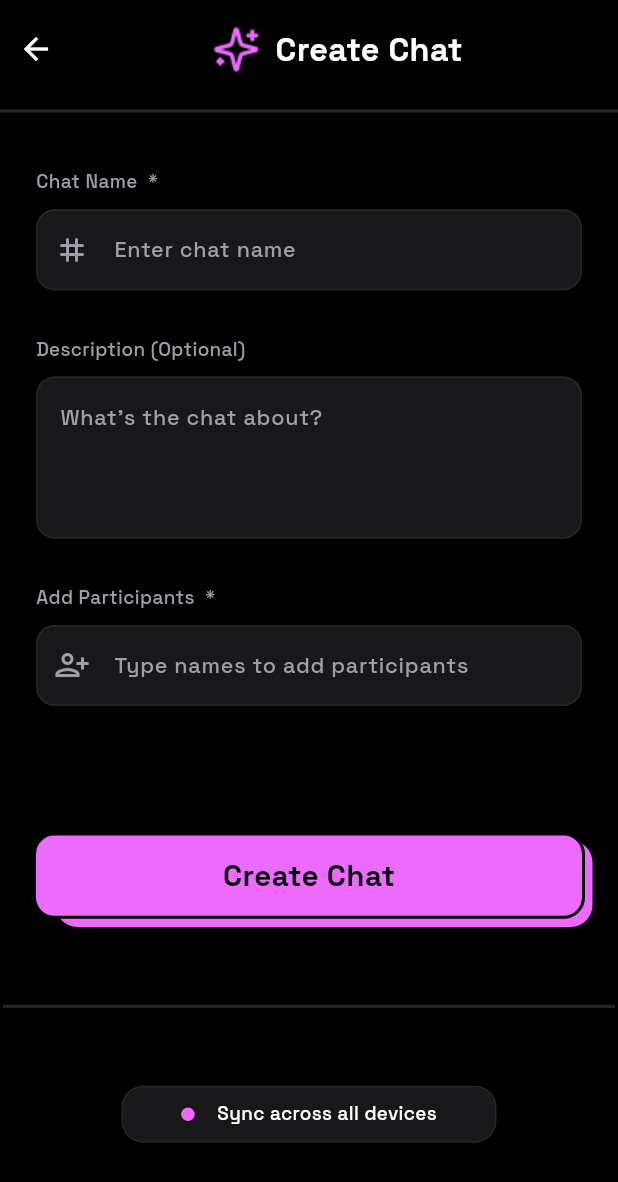
After one commit to Fizzzle/collabix, a Flutter app: the CreateChatScreen screen opened directly, on a phone screen of 412 x 824 dp. The commit adds this screen. Shown: the top 1182 px of the screen. Run offline on Flutter 3.47's test engine with Material 3 defaults, Android fonts, the phone set to English and light mode, and no system bars; our stand-ins replace bloc, cloud_firestore, firebase_auth, firebase_core, flutter_bloc, flutter_screenutil and 2 more; accounts and stored records are empty.

Commit message:
Feat: Create Chat Screen + bloc (need to finish user selector

```diff
--- a/lib/app/app.dart
+++ b/lib/app/app.dart
@@ -1,26 +1,55 @@
+import 'package:cloud_firestore/cloud_firestore.dart';
+import 'package:collabix/features/create_chat/bloc/create_chat_bloc.dart';
+import 'package:collabix/features/create_chat/data/datasource/create_chat_remote_datasource.dart';
+import 'package:collabix/features/create_chat/data/repository/create_chat_repository_impl.dart';
+import 'package:collabix/features/create_chat/domain/usecase/create_chat_use_case.dart';
 import 'package:collabix/features/home/presentation/home_screen.dart';
 import 'package:collabix/features/login/presentation/login_screen.dart';
 import 'package:firebase_auth/firebase_auth.dart';
 import 'package:flutter/material.dart';
+import 'package:flutter_bloc/flutter_bloc.dart';
 import 'package:flutter_screenutil/flutter_screenutil.dart';
 
-/// Entry point of the application
 class App extends StatelessWidget {
-  /// Constructor
   const App({super.key});
 
   @override
   Widget build(BuildContext context) {
+    final firestore = FirebaseFirestore.instance;
+    final createChatRemote = ChatCreationRemoteDataSourceImpl(firestore);
+    final createChatRepository = CreateChatRepositoryImpl(createChatRemote);
+    final createChatUseCase = CreateChatUseCase(createChatRepository);
+
     return ScreenUtilInit(
       designSize: const Size(412, 917),
       minTextAdapt: true,
       splitScreenMode: true,
       builder: (_, __) {
-        return MaterialApp(
+        return MultiBlocProvider(
+          providers: [
+            // Для остальных блоков
+            BlocProvider<CreateChatBloc>(
+              create: (_) => CreateChatBloc(createChatUseCase),
+            ),
+          ],
+          child: MaterialApp(
             title: 'Collabix',
             debugShowCheckedModeBanner: false,
             theme: ThemeData(useMaterial3: true),
-          home: StreamBuilder<User?>(
+            home: const _AuthGate(),
+          ),
+        );
+      },
+    );
+  }
+}
+
+class _AuthGate extends StatelessWidget {
+  const _AuthGate();
+
+  @override
+  Widget build(BuildContext context) {
+    return StreamBuilder<User?>(
       stream: FirebaseAuth.instance.authStateChanges(),
       builder: (context, snapshot) {
         if (snapshot.connectionState == ConnectionState.waiting) {
@@ -29,16 +58,12 @@ class App extends StatelessWidget {
           );
         }
 
-              final user = snapshot.data;
-              if (user != null) {
+        if (snapshot.hasData) {
           return const HomeScreen();
         }
 
         return const LoginScreen();
       },
-          ),
-        );
-      },
     );
   }
 }
--- /dev/null
+++ b/lib/features/create_chat/bloc/create_chat_bloc.dart
@@ -0,0 +1,32 @@
+import 'package:bloc/bloc.dart';
+import 'package:collabix/features/create_chat/domain/entity/create_chat_entity.dart';
+import 'package:collabix/features/create_chat/domain/usecase/create_chat_use_case.dart';
+import 'package:meta/meta.dart';
+
+part 'create_chat_event.dart';
+part 'create_chat_state.dart';
+
+class CreateChatBloc extends Bloc<CreateChatEvent, CreateChatState> {
+  final CreateChatUseCase createChatUseCase;
+
+  CreateChatBloc(this.createChatUseCase) : super(CreateChatInitial()) {
+    on<CreateChatRequestedEvent>(_onCreateChat);
+  }
+
+  Future<void> _onCreateChat(
+    CreateChatRequestedEvent event,
+    Emitter<CreateChatState> emit,
+  ) async {
+    emit(CreateChatLoading());
+    try {
+      final chat = await createChatUseCase(
+        chatName: event.chatName,
+        chatDescription: event.chatDescription ?? '',
+        participants: event.participants,
+      );
+      emit(CreateChatSuccess(chat: chat));
+    } catch (e) {
+      emit(CreateChatFailure(error: e.toString()));
+    }
+  }
+}
--- /dev/null
+++ b/lib/features/create_chat/bloc/create_chat_event.dart
@@ -0,0 +1,16 @@
+part of 'create_chat_bloc.dart';
+
+@immutable
+sealed class CreateChatEvent {}
+
+final class CreateChatRequestedEvent extends CreateChatEvent {
+  final String chatName;
+  final String? chatDescription;
+  final List<String> participants;
+
+  CreateChatRequestedEvent({
+    required this.chatName,
+    required this.chatDescription,
+    required this.participants,
+  });
+}
--- /dev/null
+++ b/lib/features/create_chat/bloc/create_chat_state.dart
@@ -0,0 +1,19 @@
+part of 'create_chat_bloc.dart';
+
+@immutable
+sealed class CreateChatState {}
+
+final class CreateChatInitial extends CreateChatState {}
+
+final class CreateChatLoading extends CreateChatState {}
+
+final class CreateChatSuccess extends CreateChatState {
+  final CreateChatEntity chat;
+
+  CreateChatSuccess({required this.chat});
+}
+
+final class CreateChatFailure extends CreateChatState {
+  final String error;
+  CreateChatFailure({required this.error});
+}
--- /dev/null
+++ b/lib/features/create_chat/data/datasource/create_chat_remote_datasource.dart
@@ -0,0 +1,37 @@
+import 'package:cloud_firestore/cloud_firestore.dart';
+import 'package:collabix/features/create_chat/data/model/create_chat_model.dart';
+
+abstract class CreateChatRemoteDataSource {
+  Future<CreateChatModel> createChat(
+    String chatName,
+    String chatDescription,
+    List<String> participants,
+  );
+}
+
+class ChatCreationRemoteDataSourceImpl implements CreateChatRemoteDataSource {
+  final FirebaseFirestore firestore;
+
+  ChatCreationRemoteDataSourceImpl(this.firestore);
+
+  @override
+  Future<CreateChatModel> createChat(
+    String chatName,
+    String chatDescription,
+    List<String> participants,
+  ) async {
+    final doc = firestore.collection('chats').doc();
+
+    final chat = CreateChatModel(
+      id: doc.id,
+      chatName: chatName,
+      chatDescription: chatDescription,
+      participants: participants,
+      createdAt: DateTime.now(),
+    );
+
+    await doc.set(chat.toJson());
+
+    return chat;
+  }
+}
--- /dev/null
+++ b/lib/features/create_chat/data/model/create_chat_model.dart
@@ -0,0 +1,30 @@
+import 'package:collabix/features/create_chat/domain/entity/create_chat_entity.dart';
+
+class CreateChatModel extends CreateChatEntity {
+  CreateChatModel({
+    required super.id,
+    required super.chatName,
+    required super.chatDescription,
+    required super.participants,
+    required super.createdAt,
+  });
+
+  factory CreateChatModel.fromJson(Map<String, dynamic> json) {
+    return CreateChatModel(
+      id: json['id'],
+      chatName: json['chatName'],
+      chatDescription: json['chatDescription'],
+      participants: json['participants'],
+      createdAt: json['createdAt'],
+    );
+  }
+  Map<String, dynamic> toJson() {
+    return {
+      'id': id,
+      'chatName': chatName,
+      'chatDescription': chatDescription,
+      'participants': participants,
+      'createdAt': createdAt,
+    };
+  }
+}
--- /dev/null
+++ b/lib/features/create_chat/data/repository/create_chat_repository_impl.dart
@@ -0,0 +1,24 @@
+import 'package:collabix/features/create_chat/data/datasource/create_chat_remote_datasource.dart';
+import 'package:collabix/features/create_chat/domain/entity/create_chat_entity.dart';
+import 'package:collabix/features/create_chat/domain/repo/create_chat_repository.dart';
+
+class CreateChatRepositoryImpl implements CreateChatRepository {
+  final CreateChatRemoteDataSource remote;
+
+  CreateChatRepositoryImpl(this.remote);
+
+  @override
+  Future<CreateChatEntity> createChat(
+    String chatName,
+    String chatDescription,
+    List<String> participants,
+  ) async {
+    final chatModel = await remote.createChat(
+      chatName,
+      chatDescription,
+      participants,
+    );
+
+    return chatModel;
+  }
+}
--- /dev/null
+++ b/lib/features/create_chat/domain/entity/create_chat_entity.dart
@@ -0,0 +1,15 @@
+abstract class CreateChatEntity {
+  final String id;
+  final String chatName;
+  final String chatDescription;
+  final List<String> participants;
+  final DateTime createdAt;
+
+  CreateChatEntity({
+    required this.id,
+    required this.chatName,
+    required this.chatDescription,
+    required this.participants,
+    required this.createdAt,
+  });
+}
--- /dev/null
+++ b/lib/features/create_chat/domain/repo/create_chat_repository.dart
@@ -0,0 +1,9 @@
+import 'package:collabix/features/create_chat/domain/entity/create_chat_entity.dart';
+
+abstract class CreateChatRepository {
+  Future<CreateChatEntity> createChat(
+    String chatName,
+    String chatDescription,
+    List<String> participants,
+  );
+}
--- /dev/null
+++ b/lib/features/create_chat/domain/usecase/create_chat_use_case.dart
@@ -0,0 +1,16 @@
+import 'package:collabix/features/create_chat/domain/entity/create_chat_entity.dart';
+import 'package:collabix/features/create_chat/domain/repo/create_chat_repository.dart';
+
+class CreateChatUseCase {
+  final CreateChatRepository repository;
+
+  CreateChatUseCase(this.repository);
+
+  Future<CreateChatEntity> call({
+    required String chatName,
+    required String chatDescription,
+    required List<String> participants,
+  }) {
+    return repository.createChat(chatName, chatDescription, participants);
+  }
+}
--- /dev/null
+++ b/lib/features/create_chat/presentation/create_chat_screen.dart
@@ -0,0 +1,236 @@
+import 'package:collabix/core/constants/app_colors.dart';
+import 'package:collabix/features/create_chat/bloc/create_chat_bloc.dart';
+import 'package:collabix/features/create_chat/widgets/create_chat_button_widget.dart';
+import 'package:collabix/features/create_chat/widgets/create_chat_title_widget.dart';
+import 'package:collabix/features/create_chat/widgets/text_field_and_title_widget.dart';
+import 'package:flutter/material.dart';
+import 'package:flutter_bloc/flutter_bloc.dart';
+import 'package:flutter_screenutil/flutter_screenutil.dart';
+
+// ── Typed model для полей ──
+class _FieldConfig {
+  final String title;
+  final String hintText;
+  final TextEditingController controller;
+  final IconData? icon;
+  final bool isRequired;
+  final String? errorText;
+  bool hasError;
+
+  _FieldConfig({
+    required this.title,
+    required this.hintText,
+    required this.controller,
+    this.icon,
+    this.isRequired = false,
+    this.errorText,
+    this.hasError = false,
+  });
+}
+
+class CreateChatScreen extends StatefulWidget {
+  const CreateChatScreen({super.key});
+
+  @override
+  State<CreateChatScreen> createState() => _CreateChatScreenState();
+}
+
+class _CreateChatScreenState extends State<CreateChatScreen> {
+  final TextEditingController _chatNameController = TextEditingController();
+  final TextEditingController _chatDescriptionController =
+      TextEditingController();
+  final TextEditingController _participantsController = TextEditingController();
+
+  late final List<_FieldConfig> _fields = [
+    _FieldConfig(
+      title: 'Chat Name \t*',
+      hintText: 'Enter chat name',
+      controller: _chatNameController,
+      icon: Icons.tag_rounded,
+      isRequired: true,
+      errorText: 'Chat name is required',
+    ),
+    _FieldConfig(
+      title: 'Description (Optional)',
+      hintText: "What's the chat about?",
+      controller: _chatDescriptionController,
+    ),
+    _FieldConfig(
+      title: 'Add Participants \t*',
+      hintText: 'Type names to add participants',
+      controller: _participantsController,
+      icon: Icons.person_add_alt_1_outlined,
+      isRequired: true,
+      errorText: 'Add at least one participant',
+    ),
+  ];
+
+  bool _validate() {
+    bool isValid = true;
+    setState(() {
+      for (final field in _fields) {
+        if (field.isRequired && field.controller.text.trim().isEmpty) {
+          field.hasError = true;
+          isValid = false;
+        } else {
+          field.hasError = false;
+        }
+      }
+    });
+    return isValid;
+  }
+
+  void _onCreateChat() {
+    if (!_validate()) return;
+
+    context.read<CreateChatBloc>().add(
+      CreateChatRequestedEvent(
+        chatName: _chatNameController.text.trim(),
+        chatDescription: _chatDescriptionController.text.trim().isEmpty
+            ? null
+            : _chatDescriptionController.text.trim(),
+        participants: _participantsController.text
+            .trim()
+            .split(',')
+            .map((e) => e.trim())
+            .where((e) => e.isNotEmpty)
+            .toList(),
+      ),
+    );
+  }
+
+  @override
+  void dispose() {
+    for (final field in _fields) {
+      field.controller.dispose();
+    }
+    super.dispose();
+  }
+
+  @override
+  Widget build(BuildContext context) {
+    return BlocListener<CreateChatBloc, CreateChatState>(
+      listener: (context, state) {
+        if (state is CreateChatSuccess) {
+          Navigator.pop(context);
+        } else if (state is CreateChatFailure) {
+          ScaffoldMessenger.of(context).showSnackBar(
+            SnackBar(
+              content: Text(state.error),
+              backgroundColor: Colors.redAccent,
+            ),
+          );
+        }
+      },
+      child: Scaffold(
+        resizeToAvoidBottomInset: true,
+        backgroundColor: AppColors.background,
+        body: GestureDetector(
+          behavior: HitTestBehavior.opaque,
+          onTap: () => FocusManager.instance.primaryFocus?.unfocus(),
+          child: SingleChildScrollView(
+            child: Column(
+              spacing: 10.h,
+              children: [
+                const SizedBox(),
+                const _AppBarCreateChatWidget(),
+                const Divider(color: AppColors.borderColor, thickness: 2),
+
+                // ── Поля ──
+                Padding(
+                  padding: EdgeInsets.symmetric(
+                    horizontal: 24.w,
+                    vertical: 24.h,
+                  ),
+                  child: Column(
+                    spacing: 34.h,
+                    children: [
+                      ..._fields.map(
+                        (field) => TextFieldAndTitleWidget(
+                          title: field.title,
+                          hintText: field.hintText,
+                          controller: field.controller,
+                          icon: field.icon,
+                          hasError: field.hasError,
+                          errorText: field.errorText,
+                        ),
+                      ),
+                    ],
+                  ),
+                ),
+
+                Padding(
+                  padding: EdgeInsets.fromLTRB(2.w, 60.h, 2.w, 0),
+                  child: _BottomContent(onCreateChat: _onCreateChat),
+                ),
+              ],
+            ),
+          ),
+        ),
+      ),
+    );
+  }
+}
+
+// ── AppBar ──
+class _AppBarCreateChatWidget extends StatelessWidget {
+  const _AppBarCreateChatWidget();
+
+  @override
+  Widget build(BuildContext context) {
+    return Row(
+      children: [
+        IconButton(
+          onPressed: () => Navigator.pop(context),
+          icon: Icon(Icons.arrow_back, color: AppColors.text),
+        ),
+        const Expanded(child: CreateChatTitleWidget()),
+      ],
+    );
+  }
+}
+
+// ── Bottom content ──
+class _BottomContent extends StatelessWidget {
+  final VoidCallback onCreateChat;
+
+  const _BottomContent({required this.onCreateChat});
+
+  @override
+  Widget build(BuildContext context) {
+    return Column(
+      spacing: 20.h,
+      children: [
+        CreateChatButtonWidget(onTap: onCreateChat),
+        SizedBox(height: 10.h),
+        const Divider(color: AppColors.borderColor, thickness: 2),
+        SizedBox(height: 10.h),
+        Container(
+          width: 250,
+          padding: EdgeInsets.symmetric(vertical: 10.h, horizontal: 24.w),
+          decoration: BoxDecoration(
+            color: AppColors.backgroundItemColor,
+            borderRadius: BorderRadius.circular(16.r),
+            border: Border.all(color: AppColors.borderColor),
+          ),
+          child: Row(
+            spacing: 15.w,
+            mainAxisAlignment: MainAxisAlignment.center,
+            children: [
+              CircleAvatar(radius: 5.r, backgroundColor: AppColors.chatText),
+              Text(
+                'Sync across all devices',
+                style: TextStyle(
+                  color: AppColors.text,
+                  fontSize: 14.sp,
+                  fontWeight: FontWeight.w500,
+                  fontFamily: 'SpaceGrot',
+                ),
+              ),
+            ],
+          ),
+        ),
+      ],
+    );
+  }
+}
--- /dev/null
+++ b/lib/features/create_chat/widgets/create_chat_button_widget.dart
@@ -0,0 +1,78 @@
+import 'package:collabix/core/constants/app_colors.dart';
+import 'package:collabix/features/create_chat/bloc/create_chat_bloc.dart';
+import 'package:flutter/material.dart';
+import 'package:flutter_bloc/flutter_bloc.dart';
+import 'package:flutter_screenutil/flutter_screenutil.dart';
+
+class CreateChatButtonWidget extends StatelessWidget {
+  final VoidCallback onTap;
+
+  const CreateChatButtonWidget({super.key, required this.onTap});
+
+  @override
+  Widget build(BuildContext context) {
+    return BlocBuilder<CreateChatBloc, CreateChatState>(
+      builder: (context, state) {
+        final isLoading = state is CreateChatLoading;
+
+        return GestureDetector(
+          onTap: isLoading ? null : onTap,
+          child: SizedBox(
+            height: 70.h,
+            width: double.infinity,
+            child: Stack(
+              children: [
+                // ── Тень-слой ──
+                Positioned(
+                  left: 35.w,
+                  right: 15.w,
+                  top: 6.h,
+                  child: Container(
+                    height: 64.h,
+                    decoration: BoxDecoration(
+                      color: AppColors.chatText,
+                      borderRadius: BorderRadius.circular(16.r),
+                    ),
+                  ),
+                ),
+
+                // ── Основная кнопка ──
+                Container(
+                  margin: EdgeInsets.only(left: 20.w, right: 20.w),
+                  height: 64.h,
+                  width: MediaQuery.of(context).size.width - 30.w,
+                  decoration: BoxDecoration(
+                    color: isLoading
+                        ? AppColors.chatText.withOpacity(0.7)
+                        : AppColors.chatText,
+                    borderRadius: BorderRadius.circular(16.r),
+                    border: Border.all(color: Colors.black, width: 2),
+                  ),
+                  alignment: Alignment.center,
+                  child: isLoading
+                      ? SizedBox(
+                          height: 24.h,
+                          width: 24.h,
+                          child: CircularProgressIndicator(
+                            color: AppColors.background,
+                            strokeWidth: 2.5,
+                          ),
+                        )
+                      : Text(
+                          'Create Chat',
+                          style: TextStyle(
+                            color: AppColors.background,
+                            fontSize: 22.sp,
+                            fontWeight: FontWeight.bold,
+                            fontFamily: 'SpaceGrot',
+                          ),
+                        ),
+                ),
+              ],
+            ),
+          ),
+        );
+      },
+    );
+  }
+}
--- /dev/null
+++ b/lib/features/create_chat/widgets/create_chat_title_widget.dart
@@ -0,0 +1,28 @@
+import 'package:collabix/core/constants/app_colors.dart';
+import 'package:flutter/material.dart';
+import 'package:flutter_screenutil/flutter_screenutil.dart';
+
+class CreateChatTitleWidget extends StatelessWidget {
+  const CreateChatTitleWidget({super.key});
+
+  @override
+  Widget build(BuildContext context) {
+    return Row(
+      spacing: 10.w,
+      mainAxisAlignment: MainAxisAlignment.center,
+      children: [
+        Image.asset('assets/images/iimg.png'),
+        Text(
+          'Create Chat',
+          style: TextStyle(
+            color: AppColors.text,
+            fontSize: 24.sp,
+            fontWeight: FontWeight.bold,
+            fontFamily: 'SpaceGrot',
+          ),
+        ),
+        SizedBox(),
+      ],
+    );
+  }
+}
--- /dev/null
+++ b/lib/features/create_chat/widgets/text_field_and_title_widget.dart
@@ -0,0 +1,102 @@
+import 'package:collabix/core/constants/app_colors.dart';
+import 'package:flutter/material.dart';
+import 'package:flutter_screenutil/flutter_screenutil.dart';
+
+class TextFieldAndTitleWidget extends StatelessWidget {
+  final String title;
+  final String hintText;
+  final TextEditingController controller;
+  final IconData? icon;
+  final bool hasError;
+  final String? errorText;
+
+  const TextFieldAndTitleWidget({
+    super.key,
+    required this.title,
+    required this.hintText,
+    required this.controller,
+    this.icon,
+    this.hasError = false,
+    this.errorText,
+  });
+
+  @override
+  Widget build(BuildContext context) {
+    return Column(
+      spacing: 10.h,
+      mainAxisAlignment: MainAxisAlignment.start,
+      crossAxisAlignment: CrossAxisAlignment.start,
+      children: [
+        Text(
+          title,
+          style: TextStyle(
+            color: AppColors.upcomingMessageText,
+            fontSize: 14.sp,
+            fontWeight: FontWeight.w500,
+            fontFamily: 'SpaceGrot',
+          ),
+        ),
+        TextFormField(
+          controller: controller,
+          keyboardType: TextInputType.text,
+          autocorrect: true,
+          cursorColor: AppColors.upcomingMessageText,
+          maxLines: title.contains('Description') ? 4 : 1,
+          style: TextStyle(
+            color: AppColors.text,
+            fontSize: 14.sp,
+            fontWeight: FontWeight.w500,
+            fontFamily: 'SpaceGrot',
+          ),
+          decoration: InputDecoration(
+            filled: true,
+            fillColor: AppColors.backgroundItemColor,
+            hintText: hintText,
+            prefixIcon: icon != null
+                ? Icon(icon, color: AppColors.upcomingMessageText)
+                : null,
+            hintStyle: TextStyle(
+              color: AppColors.upcomingMessageText,
+              fontSize: 16.sp,
+              fontWeight: FontWeight.w500,
+              fontFamily: 'SpaceGrot',
+            ),
+            errorText: hasError
+                ? (errorText ?? 'This field is required')
+                : null,
+            errorStyle: TextStyle(
+              color: Colors.redAccent,
+              fontSize: 12.sp,
+              fontFamily: 'SpaceGrot',
+            ),
+            border: OutlineInputBorder(
+              borderSide: BorderSide(color: AppColors.borderColor),
+              borderRadius: BorderRadius.circular(14.r),
+            ),
+            focusedBorder: OutlineInputBorder(
+              borderSide: BorderSide(
+                color: hasError ? Colors.redAccent : AppColors.boardText,
+              ),
+              borderRadius: BorderRadius.circular(14.r),
+            ),
+            enabledBorder: OutlineInputBorder(
+              borderSide: BorderSide(
+                color: hasError ? Colors.redAccent : AppColors.borderColor,
+                width: hasError ? 1.5 : 1.0,
+              ),
+              borderRadius: BorderRadius.circular(14.r),
+            ),
+            errorBorder: OutlineInputBorder(
+              borderSide: const BorderSide(color: Colors.redAccent, width: 1.5),
+              borderRadius: BorderRadius.circular(14.r),
+            ),
+            focusedErrorBorder: OutlineInputBorder(
+              borderSide: const BorderSide(color: Colors.redAccent, width: 1.5),
+              borderRadius: BorderRadius.circular(14.r),
+            ),
+          ),
+        ),
+      ],
+    );
+  }
+}
--- a/lib/features/home/presentation/home_screen.dart
+++ b/lib/features/home/presentation/home_screen.dart
@@ -1,5 +1,6 @@
 import 'package:collabix/core/constants/app_colors.dart';
 import 'package:collabix/features/conversation/presentation/conversation_screen.dart';
+import 'package:collabix/features/create_chat/presentation/create_chat_screen.dart';
 import 'package:collabix/features/home/widgets/name_and_logo_widget.dart';
 import 'package:collabix/features/home/widgets/profile_widget.dart';
 import 'package:collabix/features/home/widgets/user_chat_info_widget.dart';
@@ -129,7 +130,15 @@ class _HomeScreenState extends State<HomeScreen> {
         shape: const CircleBorder(),
         backgroundColor: AppColors.boardText,
         onPressed: () {
-          ///TODO: implement create space screen
+          Navigator.push(
+            context,
+            PageRouteBuilder(
+              pageBuilder: (_, __, ___) => const CreateChatScreen(),
+              transitionsBuilder: (_, animation, __, child) {
+                return FadeTransition(opacity: animation, child: child);
+              },
+            ),
+          );
         },
         child: Image.asset('assets/images/plus.png'),
       ),
--- a/pubspec.yaml
+++ b/pubspec.yaml
@@ -39,6 +39,8 @@ dependencies:
   secure_content: ^1.0.0
   cloud_firestore: ^5.6.12
   google_sign_in: ^7.2.0
+  bloc: ^9.2.0
+  flutter_bloc: ^9.1.1
 
   # The following adds the Cupertino Icons font to your application.
   # Use with the CupertinoIcons class for iOS style icons.
```
Also changed, not shown: pubspec.lock. Lines whose indentation alone changed are shown as unchanged.
